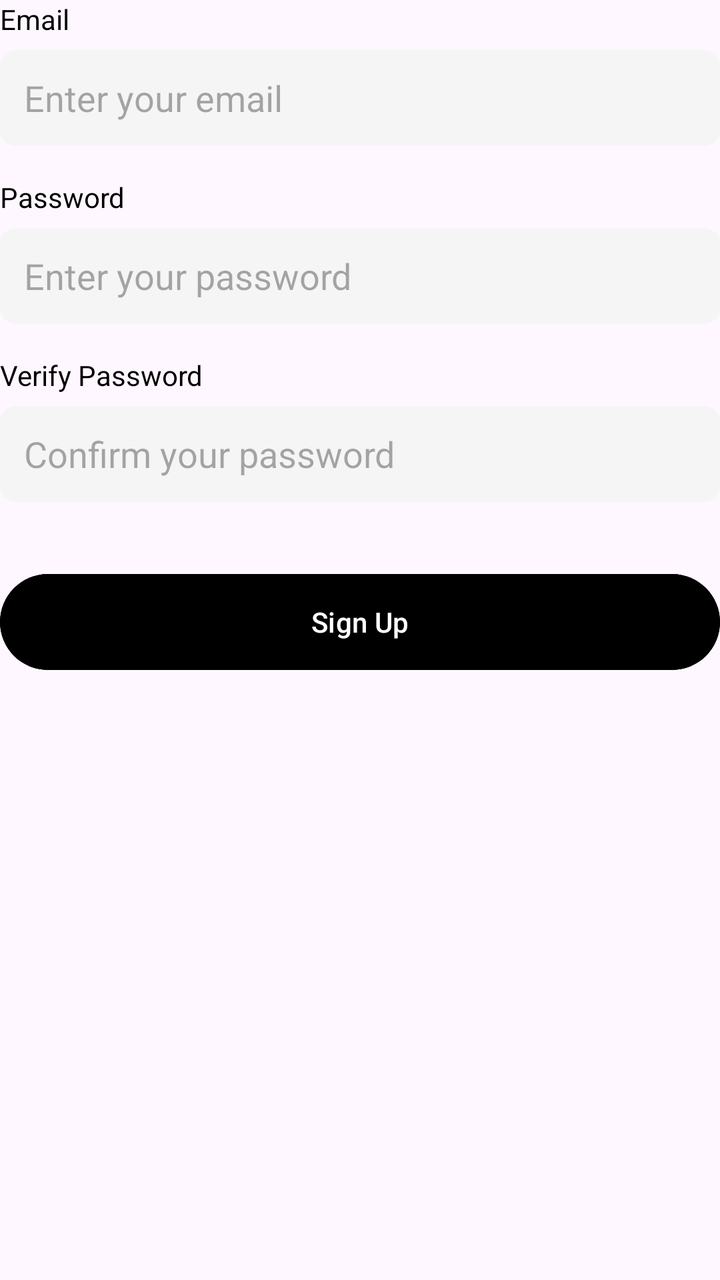
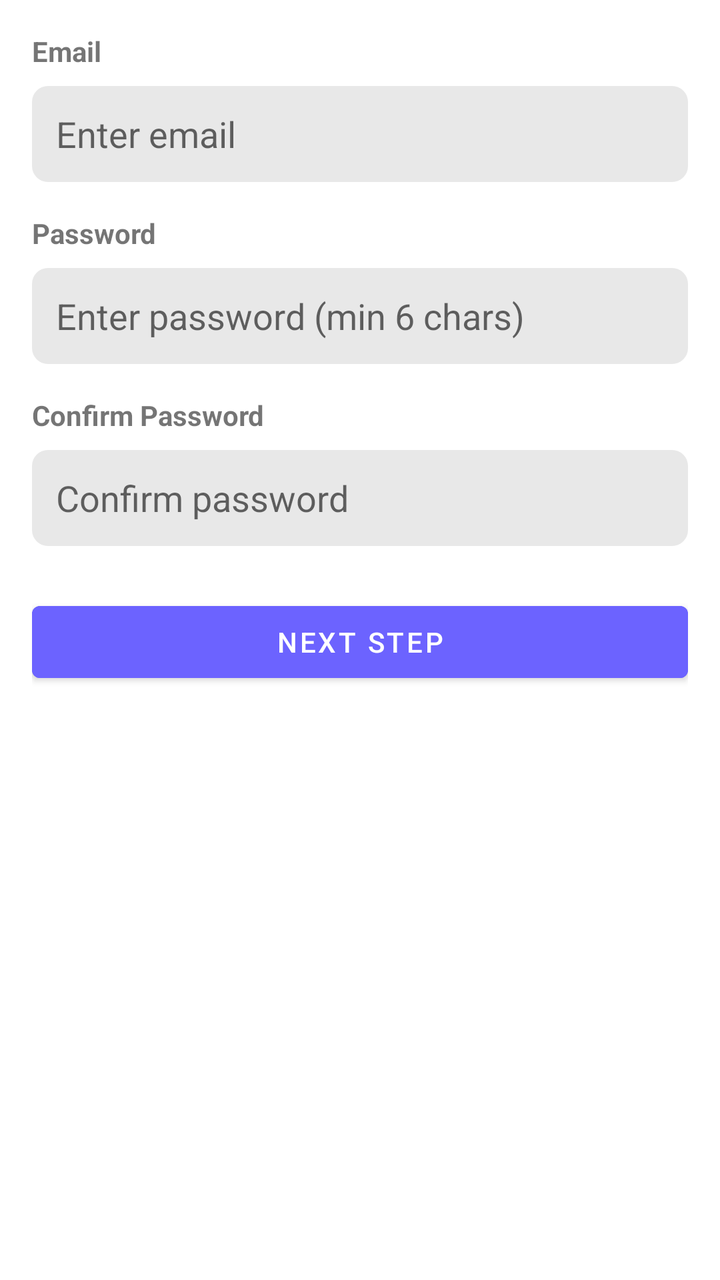

Compare the two renders of this Android layout. The source of the first and the diff that turns it into the second are given below.
<!-- AndroidManifest.xml: application theme Theme.SMD_A2 -->
<!-- res/layout/fragment_sign_up.xml -->
<?xml version="1.0" encoding="utf-8"?>
<LinearLayout xmlns:android="http://schemas.android.com/apk/res/android"
    android:layout_width="match_parent"
    android:layout_height="match_parent"
    android:orientation="vertical">

    <TextView
        android:layout_width="wrap_content"
        android:layout_height="wrap_content"
        android:text="Email"
        android:textColor="@color/black"
        android:textSize="14sp"
        android:layout_marginBottom="6dp"/>

    <EditText
        android:id="@+id/etEmail"
        android:layout_width="match_parent"
        android:layout_height="48dp"
        android:hint="@string/email_hint"
        android:inputType="textEmailAddress"
        android:background="@drawable/input_background"
        android:paddingStart="12dp"
        android:paddingEnd="12dp"/>

    <TextView
        android:layout_width="wrap_content"
        android:layout_height="wrap_content"
        android:text="Password"
        android:textColor="@color/black"
        android:textSize="14sp"
        android:layout_marginTop="16dp"
        android:layout_marginBottom="6dp"/>

    <EditText
        android:id="@+id/etPassword"
        android:layout_width="match_parent"
        android:layout_height="48dp"
        android:hint="@string/password_hint"
        android:inputType="textPassword"
        android:background="@drawable/input_background"
        android:paddingStart="12dp"
        android:paddingEnd="12dp"/>

    <TextView
        android:layout_width="wrap_content"
        android:layout_height="wrap_content"
        android:text="Verify Password"
        android:textColor="@color/black"
        android:textSize="14sp"
        android:layout_marginTop="16dp"
        android:layout_marginBottom="6dp"/>

    <EditText
        android:id="@+id/etConfirmPassword"
        android:layout_width="match_parent"
        android:layout_height="48dp"
        android:hint="@string/confirm_password_hint"
        android:inputType="textPassword"
        android:background="@drawable/input_background"
        android:paddingStart="12dp"
        android:paddingEnd="12dp"/>

    <Button
        android:id="@+id/btnSignUp"
        android:layout_width="match_parent"
        android:layout_height="56dp"
        android:text="@string/sign_up"
        android:backgroundTint="@color/black"
        android:textColor="@color/white"
        android:layout_marginTop="32dp"/>

</LinearLayout>
<!-- resources referenced by this layout -->
<resources>
  <color name="black">#000000</color>
  <color name="white">#FFFFFF</color>
  <!-- drawable input_background (drawable) -->
  <?xml version="1.0" encoding="utf-8"?>
  <shape xmlns:android="http://schemas.android.com/apk/res/android">
      <solid android:color="@color/light_gray"/>
      <corners android:radius="8dp"/>
  </shape>
  <string name="confirm_password_hint">Confirm your password</string>
  <string name="email_hint">Enter your email</string>
  <string name="password_hint">Enter your password</string>
  <string name="sign_up">Sign Up</string>
  <style name="Theme.SMD_A2" parent="Base.Theme.SMD_A2" />
  <color name="light_gray">#F5F5F5</color>
  <style name="Base.Theme.SMD_A2" parent="Theme.Material3.DayNight.NoActionBar">
          
          
      </style>
</resources>

<!-- the commit's change to res/layout/fragment_sign_up.xml (unified diff, before → after) -->
@@ -1,72 +1,235 @@
 <?xml version="1.0" encoding="utf-8"?>
-<LinearLayout xmlns:android="http://schemas.android.com/apk/res/android"
+<FrameLayout xmlns:android="http://schemas.android.com/apk/res/android"
     android:layout_width="match_parent"
-    android:layout_height="match_parent"
-    android:orientation="vertical">
-
-    <TextView
-        android:layout_width="wrap_content"
+    android:layout_height="match_parent">
+
+    <ProgressBar
+        android:id="@+id/progressBar"
+        android:layout_width="match_parent"
         android:layout_height="wrap_content"
-        android:text="Email"
-        android:textColor="@color/black"
-        android:textSize="14sp"
-        android:layout_marginBottom="6dp"/>
-
-    <EditText
-        android:id="@+id/etEmail"
+        android:visibility="gone" />
+
+    <ScrollView
         android:layout_width="match_parent"
-        android:layout_height="48dp"
-        android:hint="@string/email_hint"
-        android:inputType="textEmailAddress"
-        android:background="@drawable/input_background"
-        android:paddingStart="12dp"
-        android:paddingEnd="12dp"/>
-
-    <TextView
-        android:layout_width="wrap_content"
-        android:layout_height="wrap_content"
-        android:text="Password"
-        android:textColor="@color/black"
-        android:textSize="14sp"
-        android:layout_marginTop="16dp"
-        android:layout_marginBottom="6dp"/>
-
-    <EditText
-        android:id="@+id/etPassword"
-        android:layout_width="match_parent"
-        android:layout_height="48dp"
-        android:hint="@string/password_hint"
-        android:inputType="textPassword"
-        android:background="@drawable/input_background"
-        android:paddingStart="12dp"
-        android:paddingEnd="12dp"/>
-
-    <TextView
-        android:layout_width="wrap_content"
-        android:layout_height="wrap_content"
-        android:text="Verify Password"
-        android:textColor="@color/black"
-        android:textSize="14sp"
-        android:layout_marginTop="16dp"
-        android:layout_marginBottom="6dp"/>
-
-    <EditText
-        android:id="@+id/etConfirmPassword"
-        android:layout_width="match_parent"
-        android:layout_height="48dp"
-        android:hint="@string/confirm_password_hint"
-        android:inputType="textPassword"
-        android:background="@drawable/input_background"
-        android:paddingStart="12dp"
-        android:paddingEnd="12dp"/>
-
-    <Button
-        android:id="@+id/btnSignUp"
-        android:layout_width="match_parent"
-        android:layout_height="56dp"
-        android:text="@string/sign_up"
-        android:backgroundTint="@color/black"
-        android:textColor="@color/white"
-        android:layout_marginTop="32dp"/>
-
-</LinearLayout>
+        android:layout_height="match_parent">
+
+        <LinearLayout
+            android:layout_width="match_parent"
+            android:layout_height="wrap_content"
+            android:orientation="vertical"
+            android:padding="16dp">
+
+            
+            <LinearLayout
+                android:id="@+id/step1_container"
+                android:layout_width="match_parent"
+                android:layout_height="wrap_content"
+                android:orientation="vertical">
+
+                <TextView
+                    android:layout_width="wrap_content"
+                    android:layout_height="wrap_content"
+                    android:text="Email"
+                    android:textStyle="bold"
+                    android:layout_marginBottom="8dp" />
+
+                <EditText
+                    android:id="@+id/etEmail"
+                    android:layout_width="match_parent"
+                    android:layout_height="48dp"
+                    android:hint="Enter email"
+                    android:inputType="textEmailAddress"
+                    android:background="@drawable/input_background"
+                    android:paddingStart="12dp"
+                    android:paddingEnd="12dp"
+                    android:layout_marginBottom="16dp" />
+
+                <TextView
+                    android:layout_width="wrap_content"
+                    android:layout_height="wrap_content"
+                    android:text="Password"
+                    android:textStyle="bold"
+                    android:layout_marginBottom="8dp" />
+
+                <EditText
+                    android:id="@+id/etPassword"
+                    android:layout_width="match_parent"
+                    android:layout_height="48dp"
+                    android:hint="Enter password (min 6 chars)"
+                    android:inputType="textPassword"
+                    android:background="@drawable/input_background"
+                    android:paddingStart="12dp"
+                    android:paddingEnd="12dp"
+                    android:layout_marginBottom="16dp" />
+
+                <TextView
+                    android:layout_width="wrap_content"
+                    android:layout_height="wrap_content"
+                    android:text="Confirm Password"
+                    android:textStyle="bold"
+                    android:layout_marginBottom="8dp" />
+
+                <EditText
+                    android:id="@+id/etConfirmPassword"
+                    android:layout_width="match_parent"
+                    android:layout_height="48dp"
+                    android:hint="Confirm password"
+                    android:inputType="textPassword"
+                    android:background="@drawable/input_background"
+                    android:paddingStart="12dp"
+                    android:paddingEnd="12dp"
+                    android:layout_marginBottom="24dp" />
+
+                <Button
+                    android:id="@+id/btnNextStep"
+                    android:layout_width="match_parent"
+                    android:layout_height="48dp"
+                    android:text="Next Step"
+                    android:backgroundTint="@color/primary" />
+            </LinearLayout>
+
+            
+            <LinearLayout
+                android:id="@+id/step2_container"
+                android:layout_width="match_parent"
+                android:layout_height="wrap_content"
+                android:orientation="vertical"
+                android:visibility="gone">
+
+                <TextView
+                    android:layout_width="wrap_content"
+                    android:layout_height="wrap_content"
+                    android:text="Full Name"
+                    android:textStyle="bold"
+                    android:layout_marginBottom="8dp" />
+
+                <EditText
+                    android:id="@+id/etName"
+                    android:layout_width="match_parent"
+                    android:layout_height="48dp"
+                    android:hint="Enter full name"
+                    android:inputType="text"
+                    android:background="@drawable/input_background"
+                    android:paddingStart="12dp"
+                    android:paddingEnd="12dp"
+                    android:layout_marginBottom="16dp" />
+
+                <TextView
+                    android:layout_width="wrap_content"
+                    android:layout_height="wrap_content"
+                    android:text="Phone Number"
+                    android:textStyle="bold"
+                    android:layout_marginBottom="8dp" />
+
+                <EditText
+                    android:id="@+id/etPhoneNumber"
+                    android:layout_width="match_parent"
+                    android:layout_height="48dp"
+                    android:hint="Enter phone"
+                    android:inputType="phone"
+                    android:background="@drawable/input_background"
+                    android:paddingStart="12dp"
+                    android:paddingEnd="12dp"
+                    android:layout_marginBottom="16dp" />
+
+                <TextView
+                    android:layout_width="wrap_content"
+                    android:layout_height="wrap_content"
+                    android:text="Address"
+                    android:textStyle="bold"
+                    android:layout_marginBottom="8dp" />
+
+                <EditText
+                    android:id="@+id/etAddress"
+                    android:layout_width="match_parent"
+                    android:layout_height="48dp"
+                    android:hint="Enter address"
+                    android:inputType="text"
+                    android:background="@drawable/input_background"
+                    android:paddingStart="12dp"
+                    android:paddingEnd="12dp"
+                    android:layout_marginBottom="16dp" />
+
+                <TextView
+                    android:layout_width="wrap_content"
+                    android:layout_height="wrap_content"
+                    android:text="Date of Birth"
+                    android:textStyle="bold"
+                    android:layout_marginBottom="8dp" />
+
+                <EditText
+                    android:id="@+id/etDateOfBirth"
+                    android:layout_width="match_parent"
+                    android:layout_height="48dp"
+                    android:hint="DD/MM/YYYY"
+                    android:inputType="date"
+                    android:background="@drawable/input_background"
+                    android:paddingStart="12dp"
+                    android:paddingEnd="12dp"
+                    android:layout_marginBottom="16dp" />
+
+                <TextView
+                    android:layout_width="wrap_content"
+                    android:layout_height="wrap_content"
+                    android:text="Gender"
+                    android:textStyle="bold"
+                    android:layout_marginBottom="8dp" />
+
+                <RadioGroup
+                    android:id="@+id/rgGender"
+                    android:layout_width="match_parent"
+                    android:layout_height="wrap_content"
+                    android:orientation="horizontal"
+                    android:layout_marginBottom="16dp">
+
+                    <RadioButton
+                        android:id="@+id/rbMale"
+                        android:layout_width="0dp"
+                        android:layout_height="wrap_content"
+                        android:layout_weight="1"
+                        android:text="Male" />
+
+                    <RadioButton
+                        android:id="@+id/rbFemale"
+                        android:layout_width="0dp"
+                        android:layout_height="wrap_content"
+                        android:layout_weight="1"
+                        android:text="Female" />
+                </RadioGroup>
+
+                <TextView
+                    android:layout_width="wrap_content"
+                    android:layout_height="wrap_content"
+                    android:text="Country"
+                    android:textStyle="bold"
+                    android:layout_marginBottom="8dp" />
+
+                <Spinner
+                    android:id="@+id/spCountry"
+                    android:layout_width="match_parent"
+                    android:layout_height="48dp"
+                    android:layout_marginBottom="16dp" />
+
+                <TextView
+                    android:layout_width="wrap_content"
+                    android:layout_height="wrap_content"
+                    android:text="Account Type"
+                    android:textStyle="bold"
+                    android:layout_marginBottom="8dp" />
+
+                <Spinner
+                    android:id="@+id/spAccountType"
+                    android:layout_width="match_parent"
+                    android:layout_height="48dp"
+                    android:layout_marginBottom="24dp" />
+
+                <Button
+                    android:id="@+id/btnCompleteSignUp"
+                    android:layout_width="match_parent"
+                    android:layout_height="48dp"
+                    android:text="Complete Sign Up"
+                    android:backgroundTint="@color/primary" />
+            </LinearLayout>
+        </LinearLayout>
+    </ScrollView>
+</FrameLayout>
<!-- resource entries referenced after the edit -->
@@ -1,22 +1,19 @@
 <!-- resources referenced by this layout -->
 <resources>
-  <color name="black">#000000</color>
-  <color name="white">#FFFFFF</color>
+  <color name="primary">#6C63FF</color>
   <!-- drawable input_background (drawable) -->
   <?xml version="1.0" encoding="utf-8"?>
   <shape xmlns:android="http://schemas.android.com/apk/res/android">
       <solid android:color="@color/light_gray"/>
       <corners android:radius="8dp"/>
   </shape>
-  <string name="confirm_password_hint">Confirm your password</string>
-  <string name="email_hint">Enter your email</string>
-  <string name="password_hint">Enter your password</string>
-  <string name="sign_up">Sign Up</string>
-  <style name="Theme.SMD_A2" parent="Base.Theme.SMD_A2" />
-  <color name="light_gray">#F5F5F5</color>
-  <style name="Base.Theme.SMD_A2" parent="Theme.Material3.DayNight.NoActionBar">
-          
-          
+  <style name="Theme.SMD_A2" parent="Theme.MaterialComponents.DayNight.NoActionBar">
+          <item name="colorPrimary">@color/primary</item>
+          <item name="colorPrimaryDark">@color/primary_dark</item>
+          <item name="colorAccent">@color/accent</item>
       </style>
+  <color name="light_gray">#E8E8E8</color>
+  <color name="primary_dark">#4B44CC</color>
+  <color name="accent">#FF6584</color>
 </resources>
 
